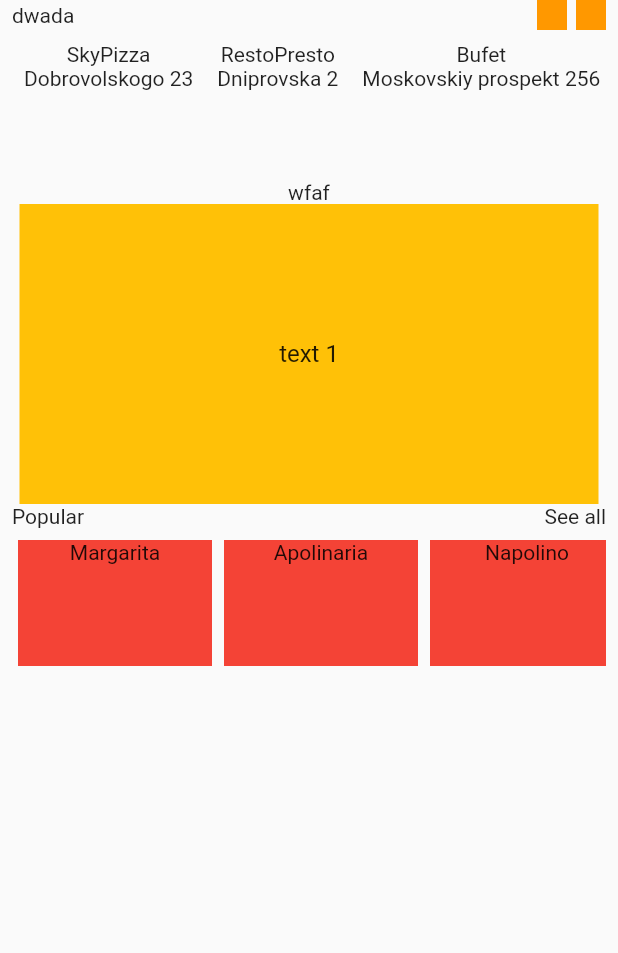
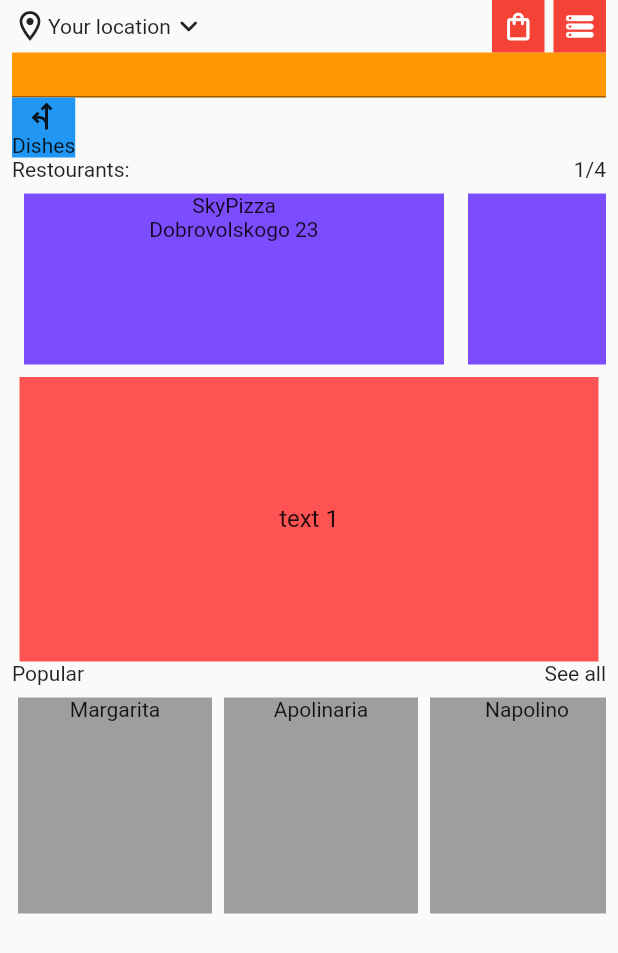
Before and after one commit to MrPopov93/pizza_delivery, a Flutter app: the screen it shows after launch, on a phone screen of 412 x 824 dp. Shown: the top 953 px of the screen. Run offline on Flutter 3.47's test engine with Material 2 defaults, Android fonts, the phone set to English and light mode, and no system bars; drawn by our look-alikes of carousel_slider.

Commit message:
dounload assets

```diff
--- a/lib/const/dummy_data.dart
+++ b/lib/const/dummy_data.dart
@@ -3,6 +3,7 @@ import 'package:pizza_delivery/models/place/place_model.dart';
 
 class DummyData {
   static final List<PizzaModel> dummyPizza = [
+    // PizzaModel(name: 'Margarita', image: 'assets/images/pizza/Margarita.png', description: 'description', price: 20, size: 2),
     PizzaModel(name: 'Margarita', image: 'image', description: 'description', price: 20, size: 2),
     PizzaModel(name: 'Apolinaria', image: 'image', description: 'description', price: 17, size: 1),
     PizzaModel(name: 'Napolino', image: 'image', description: 'description', price: 15.4, size: 1),
--- a/lib/ui/pages/home/home_page.dart
+++ b/lib/ui/pages/home/home_page.dart
@@ -2,6 +2,8 @@ import 'package:flutter/material.dart';
 import 'package:pizza_delivery/ui/pages/home/widgets/popular_section/popular_section.dart';
 import 'package:pizza_delivery/ui/pages/home/widgets/promo_carousel/promo_carousel.dart';
 import 'package:pizza_delivery/ui/pages/home/widgets/restaurants/restaurants.dart';
+import 'package:pizza_delivery/ui/pages/home/widgets/up_menu/up_menu.dart';
+import 'package:pizza_delivery/ui/shared_widgets/search/search.dart';
 
 class HomePage extends StatelessWidget {
   const HomePage({Key? key}) : super(key: key);
@@ -13,8 +15,9 @@ class HomePage extends StatelessWidget {
       child: Center(
         child: Column(
           children: [
+            SearchWidget(),
+            UpMenu(),
             Restaurants(),
-            Text('wfaf'),
             PromoCarousel(),
             PopularSection(),
           ],
--- a/lib/ui/pages/home/widgets/popular_section/popular_section.dart
+++ b/lib/ui/pages/home/widgets/popular_section/popular_section.dart
@@ -17,7 +17,7 @@ class PopularSection extends StatelessWidget {
           ],
         ),
         Container(
-          height: 100,
+          height: 160,
           child: ListView.builder(
             scrollDirection: Axis.horizontal,
             itemCount: DummyData.dummyPizza.length,
--- a/lib/ui/pages/home/widgets/popular_section/promo_card/promo_card.dart
+++ b/lib/ui/pages/home/widgets/popular_section/promo_card/promo_card.dart
@@ -15,7 +15,7 @@ class PromoCard extends StatelessWidget {
       margin: EdgeInsets.symmetric(horizontal: 4.0, vertical: 8.0),
       height: 80,
       width: MediaQuery.of(context).size.width / 3 - (PaddingsSize.generalPadding),
-      color: Colors.red,
+      color: Colors.grey,
       child: Text(
         pizzaModel.name,
         textAlign: TextAlign.center,
--- a/lib/ui/pages/home/widgets/promo_carousel/promo_carousel.dart
+++ b/lib/ui/pages/home/widgets/promo_carousel/promo_carousel.dart
@@ -7,14 +7,14 @@ class PromoCarousel extends StatelessWidget {
   @override
   Widget build(BuildContext context) {
     return CarouselSlider(
-      options: CarouselOptions(viewportFraction: 1, height: 200.0),
-      items: [1, 2, 3, 4, 5].map((i) {
+      options: CarouselOptions(viewportFraction: 1, height: 190.0),
+      items: [1, 2, 3, 4].map((i) {
         return Builder(
           builder: (BuildContext context) {
             return Container(
                 width: MediaQuery.of(context).size.width,
                 margin: EdgeInsets.symmetric(horizontal: 5.0),
-                decoration: BoxDecoration(color: Colors.amber),
+                decoration: BoxDecoration(color: Colors.redAccent),
                 child: Center(
                   child: Text(
                     'text $i',
--- a/lib/ui/pages/home/widgets/restaurants/restaurant_item/restaurant_item.dart
+++ b/lib/ui/pages/home/widgets/restaurants/restaurant_item/restaurant_item.dart
@@ -9,12 +9,21 @@ class RestaurantItem extends StatelessWidget {
   @override
   Widget build(BuildContext context) {
     return Padding(
-      padding: const EdgeInsets.all(8.0),
-      child: Column(
-        children: [
-          Text(restaurant.name),
-          Text(restaurant.address),
-        ],
+      padding: const EdgeInsets.all(8.0),//где указаны отступы межды ресторанами?
+      child: Container(
+        width: 280,
+        color: Colors.deepPurpleAccent,
+        child: Column(
+          children: [
+            // Image(image: restaurant)
+            Column(
+              children: [
+                Text(restaurant.name),
+              ],
+            ),
+            Text(restaurant.address),
+          ],
+        ),
       ),
     );
   }
--- a/lib/ui/pages/home/widgets/restaurants/restaurants.dart
+++ b/lib/ui/pages/home/widgets/restaurants/restaurants.dart
@@ -7,14 +7,25 @@ class Restaurants extends StatelessWidget {
 
   @override
   Widget build(BuildContext context) {
-    return Container(
-      height: 100,
+    return Column(
+      children: [
+        Row(
+          mainAxisAlignment: MainAxisAlignment.spaceBetween,
+          children: const [
+            Text('Restourants:'),
+            Text('1/4'),
+          ],
+        ),
+        Container(
+          height: 130,
           child: ListView.builder(
               scrollDirection: Axis.horizontal,
               itemCount: DummyData.dummyPlaces.length,
               itemBuilder: (context, index) {
                 return RestaurantItem(restaurant: DummyData.dummyPlaces[index]);
               }),
+        ),
+      ],
     );
   }
 }
--- /dev/null
+++ b/lib/ui/pages/home/widgets/up_menu/up_menu.dart
@@ -0,0 +1,22 @@
+import 'package:flutter/material.dart';
+
+class UpMenu extends StatelessWidget {
+  const UpMenu ({Key? key}) : super(key: key);
+
+  @override
+  Widget build(BuildContext context) {
+    return Row(
+      children: [
+        Container(
+          color: Colors.blue,
+          child: Column(
+            children: [
+              Icon(Icons.fork_left),
+              Text("Dishes",
+              ),],
+          ),
+        )
+      ],
+    );
+  }
+}
--- a/lib/ui/shared_widgets/app_bar/main_app_bar.dart
+++ b/lib/ui/shared_widgets/app_bar/main_app_bar.dart
@@ -20,19 +20,29 @@ class _MainAppBarState extends State<MainAppBar> {
         child: Row(
           mainAxisAlignment: MainAxisAlignment.spaceBetween,
           children: [
-            Text('dwada'),
+            Row(
+              children: const [
+                Icon(Icons.location_on_outlined),
+                Text('Your location'),
+                Icon(Icons.keyboard_arrow_down_rounded),
+              ],
+            ),
             Row(
               children: [
                 Container(
-                  width: 20,
-                  height: 20,
-                  color: Colors.orange,
+                  width: 35,
+                  height: 35,
+                  color: Colors.red,
+                  child: const Icon(Icons.shopping_bag_outlined,
+                      color: Colors.white, size: 22),
                 ),
-                SizedBox(width: 6),
+                const SizedBox(width: 6),
                 Container(
-                  width: 20,
-                  height: 20,
-                  color: Colors.orange,
+                  width: 35,
+                  height: 35,
+                  color: Colors.red,
+                  child: const Icon(Icons.storage_rounded,
+                      color: Colors.white, size: 22),
                 )
               ],
             ),
--- a/lib/ui/shared_widgets/search/search.dart
+++ b/lib/ui/shared_widgets/search/search.dart
@@ -6,7 +6,7 @@ class SearchWidget extends StatelessWidget {
   @override
   Widget build(BuildContext context) {
     return Container(
-      height: 70,
+      height: 30,
       color: Colors.orange,
       child: TextField(),
     );
```
Also changed, not shown: pubspec.yaml (+10 -3 lines), assets/images/pizza/Apolinaria.png (added), assets/images/pizza/Margarita.png (added), assets/images/pizza/Napolino.png (added), assets/images/pizza/cheese.png (added), assets/images/pizza/classic.png (added), assets/images/restourants/Bufet.jpg (added), assets/images/restourants/RestoPresto.jpg (added), assets/images/restourants/SkyPizza.jpg (added), 1 other file. Lines whose indentation alone changed are shown as unchanged.
